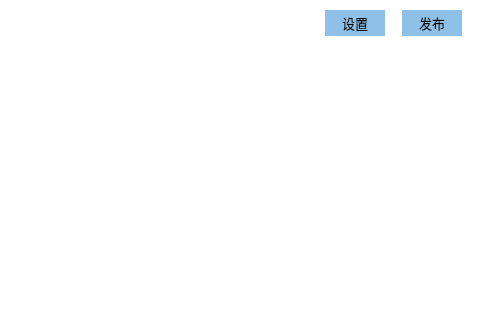
The window that view/PyqWidget.ui (linhaojun857/cooper-im-client) describes before a commit, drawn with Qt 5; both pictures show x 0 to 487 and y 0 to 320 of the 487 by 700 pixel window.
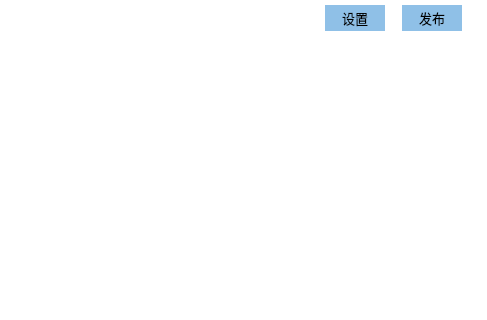
The same window after the commit.

The edit to the form file:
```diff
--- a/view/PyqWidget.ui
+++ b/view/PyqWidget.ui
@@ -21,7 +21,7 @@
    <property name="geometry">
     <rect>
      <x>402</x>
-     <y>10</y>
+     <y>5</y>
      <width>60</width>
      <height>26</height>
     </rect>
@@ -42,7 +42,7 @@
    <property name="geometry">
     <rect>
      <x>325</x>
-     <y>10</y>
+     <y>5</y>
      <width>60</width>
      <height>26</height>
     </rect>
@@ -63,9 +63,9 @@
    <property name="geometry">
     <rect>
      <x>0</x>
-     <y>50</y>
+     <y>45</y>
      <width>487</width>
-     <height>650</height>
+     <height>655</height>
     </rect>
    </property>
    <property name="widgetResizable">
@@ -77,7 +77,7 @@
       <x>0</x>
       <y>0</y>
       <width>487</width>
-      <height>650</height>
+      <height>655</height>
      </rect>
     </property>
    </widget>
```
